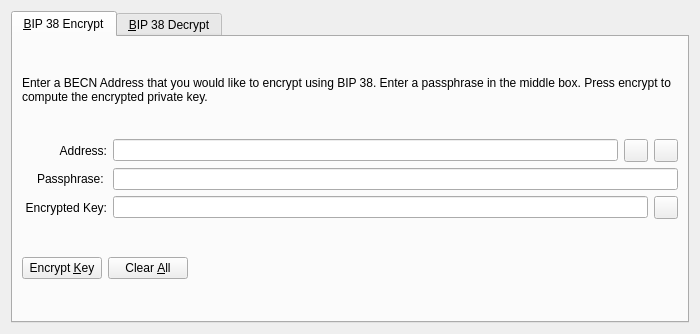
MotoAcidic/Altbet-2.0.0.0, file src/qt/forms/bip38tooldialog.ui: the form before one commit.
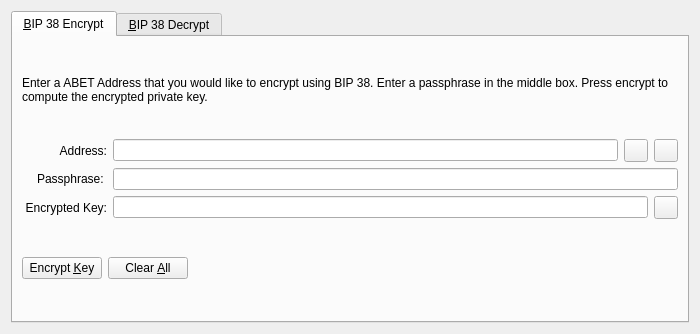
The form after the commit. The open tabs and pages were chosen to show the change. Icons and pictures are not drawn. Custom widgets are drawn as their Qt base class.

```diff
--- a/src/qt/forms/bip38tooldialog.ui
+++ b/src/qt/forms/bip38tooldialog.ui
@@ -30,7 +30,7 @@
        <item>
         <widget class="QLabel" name="infoLabel_ENC">
          <property name="text">
-          <string>Enter a BECN Address that you would like to encrypt using BIP 38. Enter a passphrase in the middle box. Press encrypt to compute the encrypted private key.</string>
+          <string>Enter a ABET Address that you would like to encrypt using BIP 38. Enter a passphrase in the middle box. Press encrypt to compute the encrypted private key.</string>
          </property>
          <property name="textFormat">
           <enum>Qt::PlainText</enum>
```
Left out of the diff: 4 changed lines with no effect on the pictures.
